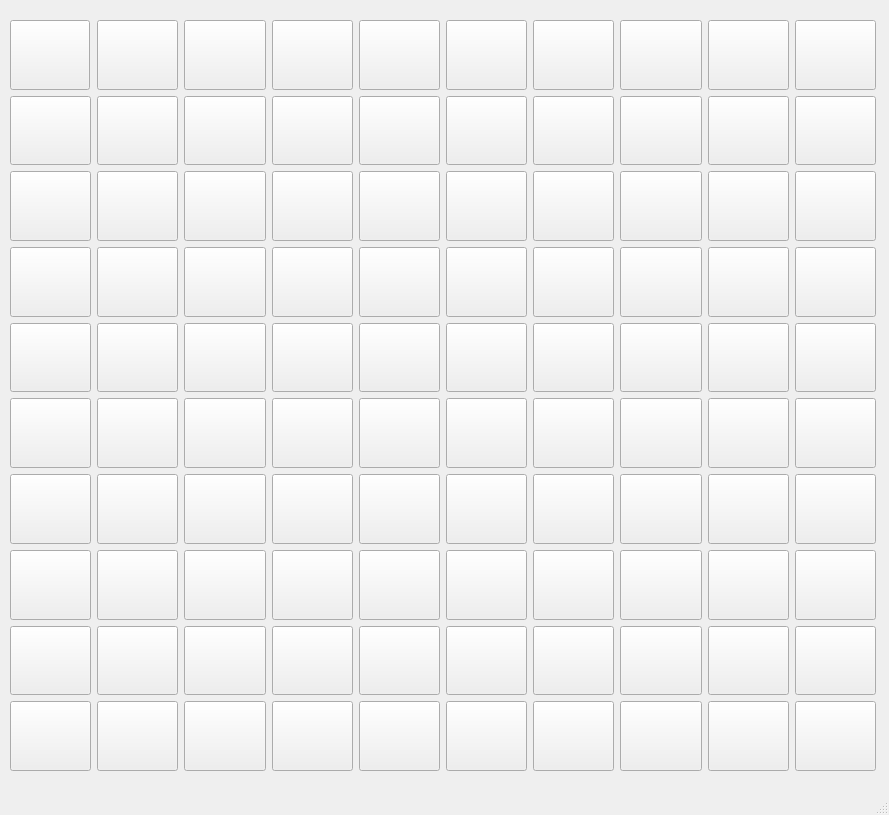
random-integer/qminesweeper, file mainwindow.ui: the form before one commit.
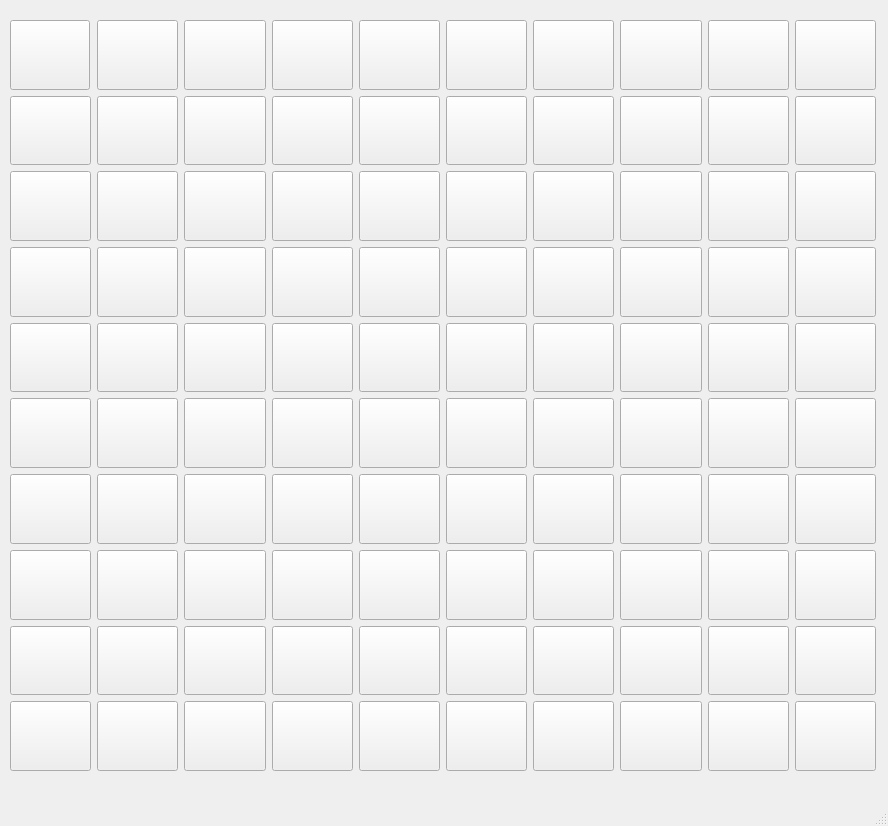
The form after the commit.

```diff
--- a/mainwindow.ui
+++ b/mainwindow.ui
@@ -6,8 +6,8 @@
    <rect>
     <x>0</x>
     <y>0</y>
-    <width>889</width>
-    <height>815</height>
+    <width>888</width>
+    <height>826</height>
    </rect>
   </property>
   <property name="windowTitle">
```
Left out of the diff: 4 changed lines with no effect on the pictures.
